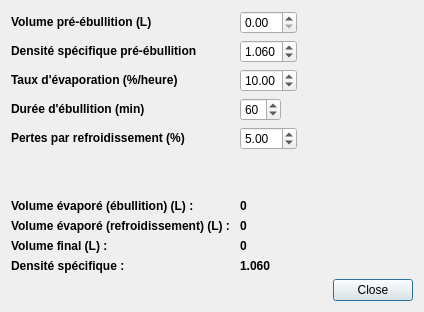
Qt form outilEvaporation.ui (314r/joliebulle) before a commit.
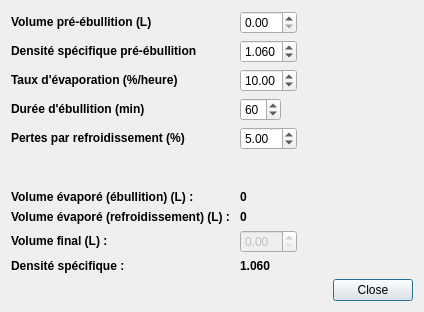
The same form after that commit.

Diff of the .ui file:
```diff
--- a/outilEvaporation.ui
+++ b/outilEvaporation.ui
@@ -185,17 +185,6 @@
        </property>
       </widget>
      </item>
-     <item row="8" column="1">
-      <widget class="QLabel" name="labelVolF">
-       <property name="text">
-        <string>&lt;!DOCTYPE HTML PUBLIC &quot;-//W3C//DTD HTML 4.0//EN&quot; &quot;http://www.w3.org/TR/REC-html40/strict.dtd&quot;&gt;
-&lt;html&gt;&lt;head&gt;&lt;meta name=&quot;qrichtext&quot; content=&quot;1&quot; /&gt;&lt;style type=&quot;text/css&quot;&gt;
-p, li { white-space: pre-wrap; }
-&lt;/style&gt;&lt;/head&gt;&lt;body style=&quot; font-family:'Droid Sans'; font-size:9pt; font-weight:400; font-style:normal;&quot;&gt;
-&lt;p style=&quot; margin-top:0px; margin-bottom:0px; margin-left:0px; margin-right:0px; -qt-block-indent:0; text-indent:0px;&quot;&gt;&lt;span style=&quot; font-weight:600;&quot;&gt;0&lt;/span&gt;&lt;/p&gt;&lt;/body&gt;&lt;/html&gt;</string>
-       </property>
-      </widget>
-     </item>
      <item row="9" column="0">
       <widget class="QLabel" name="label_12">
        <property name="text">
@@ -218,6 +207,13 @@
        </property>
       </widget>
      </item>
+     <item row="8" column="1">
+      <widget class="QDoubleSpinBox" name="doubleSpinBoxVolF">
+       <property name="enabled">
+        <bool>false</bool>
+       </property>
+      </widget>
+     </item>
     </layout>
    </item>
    <item row="2" column="0">
```
